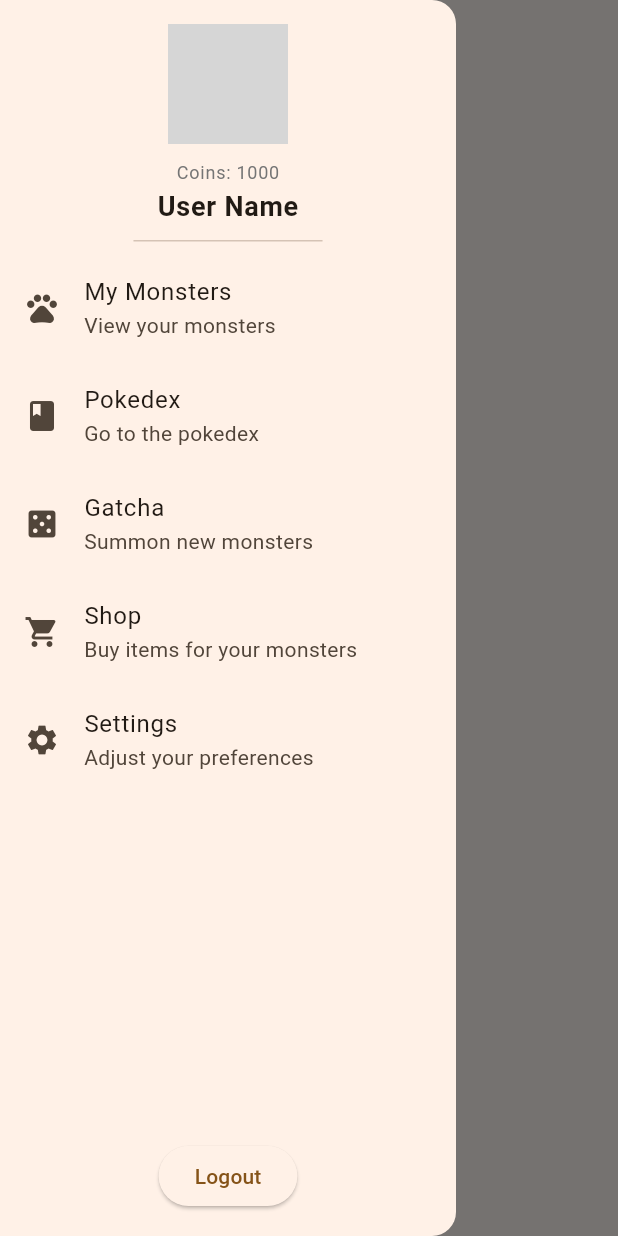
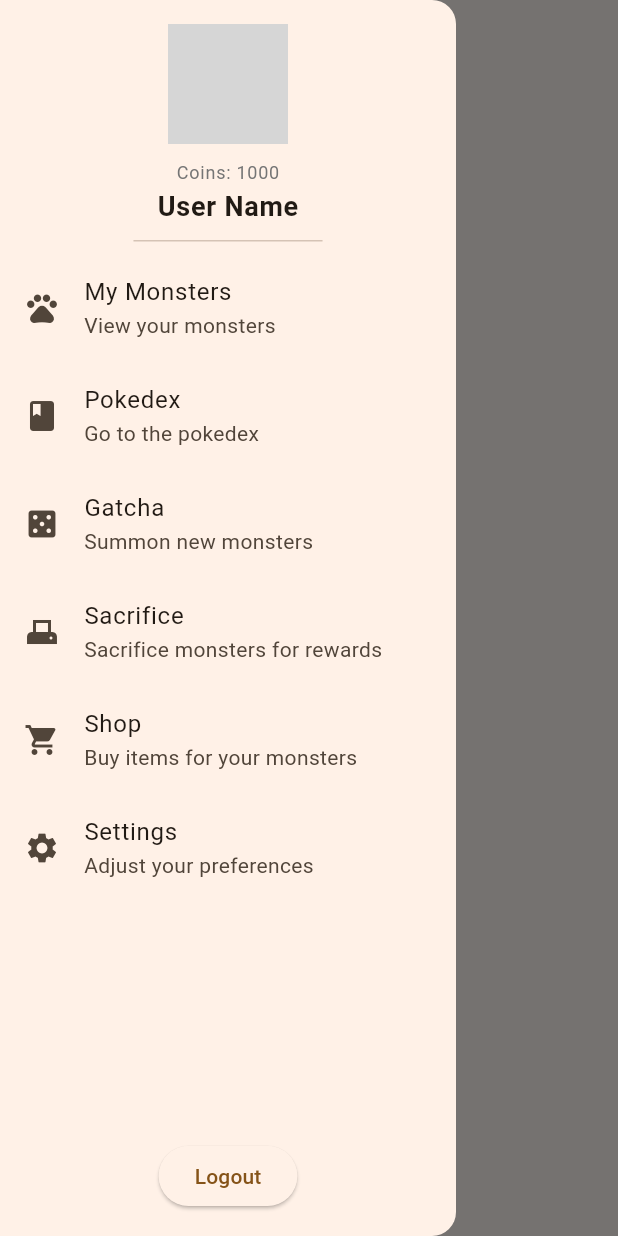
Before and after one commit to SebastGonzalez/TP3proyecto, a Flutter app: the HomeScreen screen opened by its route, with the side drawer open, on a phone screen of 412 x 824 dp. Run offline on Flutter 3.47's test engine with Material 3 defaults, Android fonts, the phone set to English and light mode, and no system bars; our stand-ins replace cloud_firestore, firebase_core, flutter_riverpod, go_router; accounts and stored records are empty; network calls fail; grey boxes are pictures that could not be loaded.

Commit message:
Router y Scaffold de Sacrificio

```diff
--- a/lib/core/menu/menu_item.dart
+++ b/lib/core/menu/menu_item.dart
@@ -43,6 +43,12 @@ final List<MenuItem> menuItems = [
     route: '/gatcha',
   ),
   MenuItem(
+    title: 'Sacrifice',
+    description: 'Sacrifice monsters for rewards',
+    icon: Icons.adf_scanner,
+    route: '/sacrifice',
+  ),
+  MenuItem(
     title: 'Shop',
     description: 'Buy items for your monsters',
     icon: Icons.shopping_cart,
--- a/lib/core/router/app_router.dart
+++ b/lib/core/router/app_router.dart
@@ -9,6 +9,7 @@ import 'package:prueba1/presentation/screens/pokedex_screen.dart';
 import 'package:prueba1/presentation/screens/profile_screen.dart';
 import 'package:prueba1/presentation/screens/settings_screen.dart';
 import 'package:prueba1/presentation/screens/shop_screen.dart';
+import 'package:prueba1/presentation/screens/sacrifice_screen.dart';
 
 final app_router = GoRouter(
 
@@ -23,5 +24,6 @@ final app_router = GoRouter(
     GoRoute(path: '/gatcha',      builder: (context, state) =>  GatchaScreen(),),
     GoRoute(path: '/mymonsters',  builder: (context, state) =>  MyMonsterScreen(),),
     GoRoute(path: '/shop',        builder: (context, state) =>  ShopScreen()),
+    GoRoute(path: '/sacrifice',   builder: (context, state) =>  SacrificeScreen(),),
     ],
 );
```
Also changed, not shown: lib/presentation/screens/sacrifice_screen.dart (added, +17 -0 lines).
